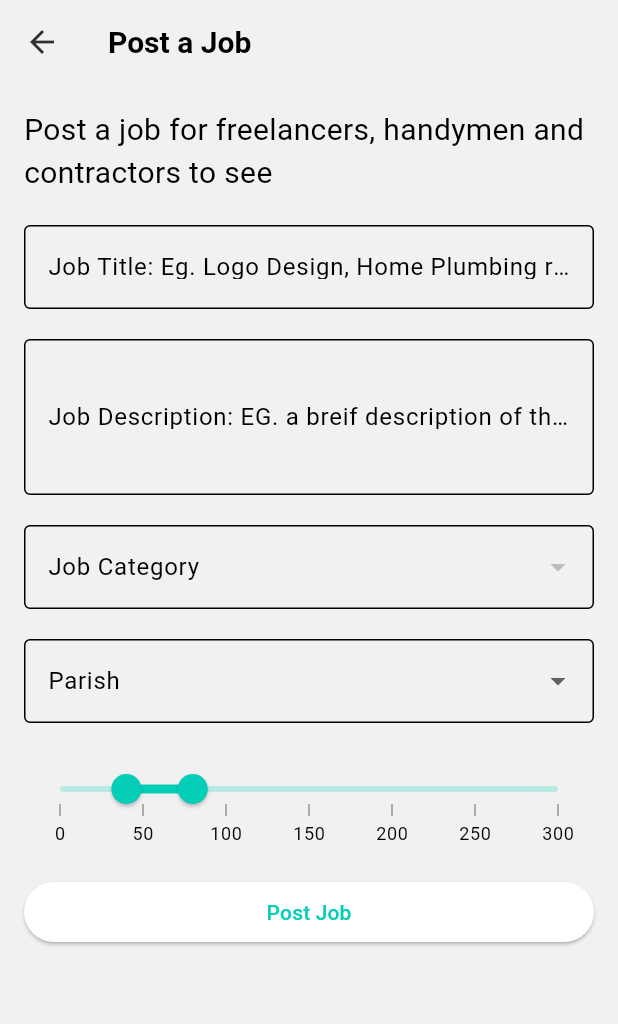
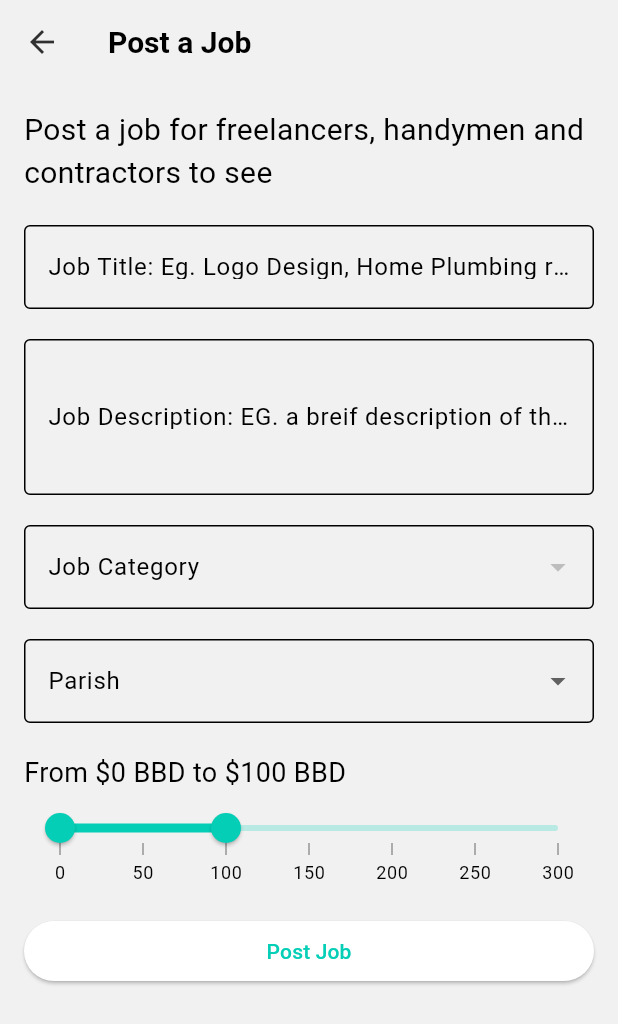
Before and after one commit to kzjstudio/bimlinkz_mobile_app, a Flutter app: the PostJobPage screen opened directly, on a phone screen of 412 x 824 dp. Shown: the top 1024 px of the screen. Run offline on Flutter 3.47's test engine with Material 3 defaults, Android fonts, the phone set to English and light mode, and no system bars; our stand-ins replace cloud_firestore, firebase_auth, firebase_core, font_awesome_flutter, get, google_fonts and 2 more; accounts and stored records are empty.

Commit message:
finishing post a job

```diff
--- a/lib/screens/mobile/jobpost_screen.dart
+++ b/lib/screens/mobile/jobpost_screen.dart
@@ -15,7 +15,7 @@ class _PostJobPageState extends State<PostJobPage> {
   final TextEditingController _locationController = TextEditingController();
 
   final db = FirebaseFirestore.instance;
-  SfRangeValues _values = SfRangeValues(40.0, 80.0);
+  SfRangeValues _values = SfRangeValues(0.floor(), 100.floor());
 
   var _categories = <String>[];
   String? _selectedCategory;
@@ -141,7 +141,10 @@ class _PostJobPageState extends State<PostJobPage> {
               const SizedBox(
                 height: 20,
               ),
-
+              Text(
+                'From \$${_values.start.toString()} BBD to \$${_values.end.toString()} BBD',
+                style: TextStyle(fontSize: 18),
+              ),
               SfRangeSlider(
                 min: 0.0,
                 max: 300,
@@ -151,7 +154,7 @@ class _PostJobPageState extends State<PostJobPage> {
                 showTicks: true,
                 showLabels: true,
                 enableTooltip: true,
-                minorTicksPerInterval: 5,
+                minorTicksPerInterval: 2,
                 onChanged: (value) => setState(() {
                   _values = value;
                   print(_values);
```
